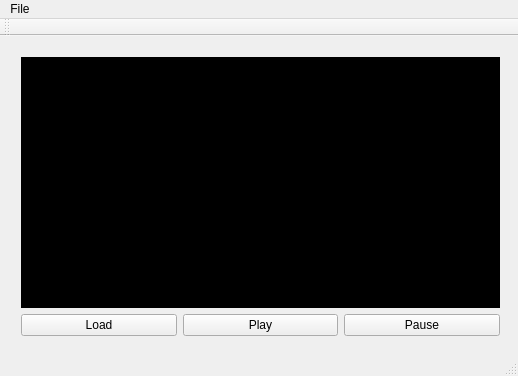
Before: the Qt Designer form views/mainwindow.ui in Ahziel/TrafficDetector, drawn with Qt 5.
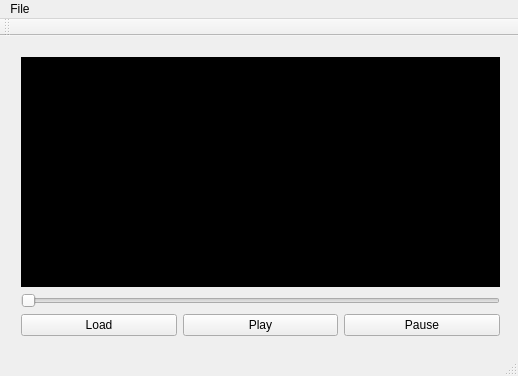
After: the same form once the commit is applied.

Patch:
```diff
--- a/views/mainwindow.ui
+++ b/views/mainwindow.ui
@@ -37,6 +37,17 @@
        </property>
       </widget>
      </item>
+     <item>
+      <layout class="QHBoxLayout" name="horizontalLayout_2">
+       <item>
+        <widget class="QSlider" name="horizontalSlider">
+         <property name="orientation">
+          <enum>Qt::Horizontal</enum>
+         </property>
+        </widget>
+       </item>
+      </layout>
+     </item>
      <item>
       <layout class="QHBoxLayout" name="horizontalLayout">
        <property name="sizeConstraint">
```
